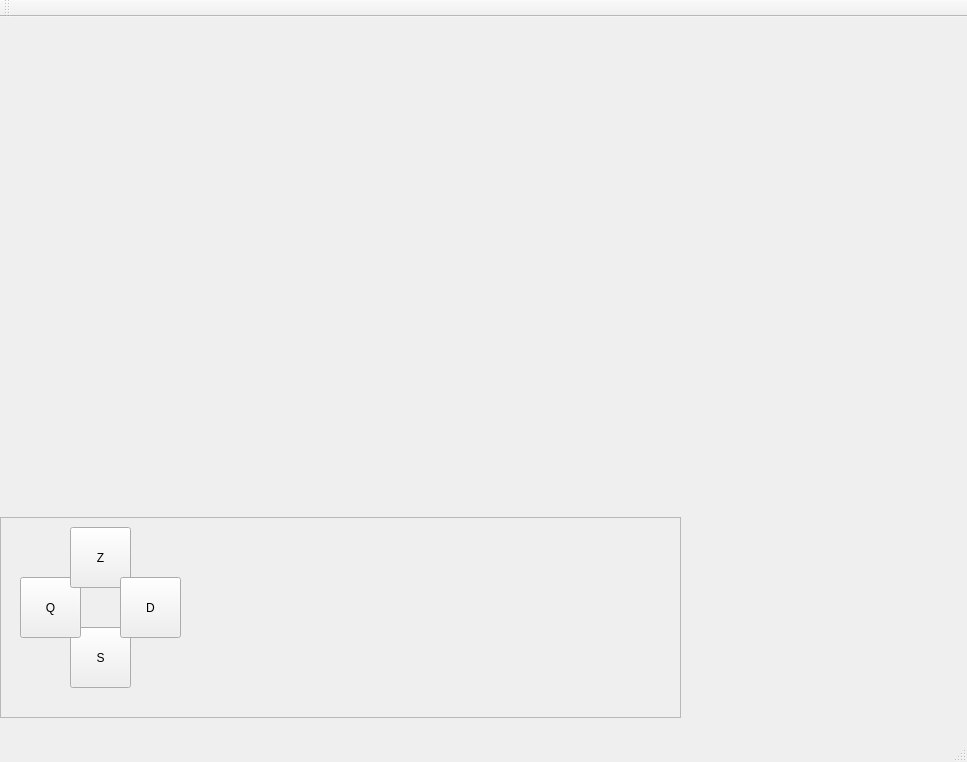
First picture: the form in mainwindow.ui, repository armen953/WifiBot, before the edit.
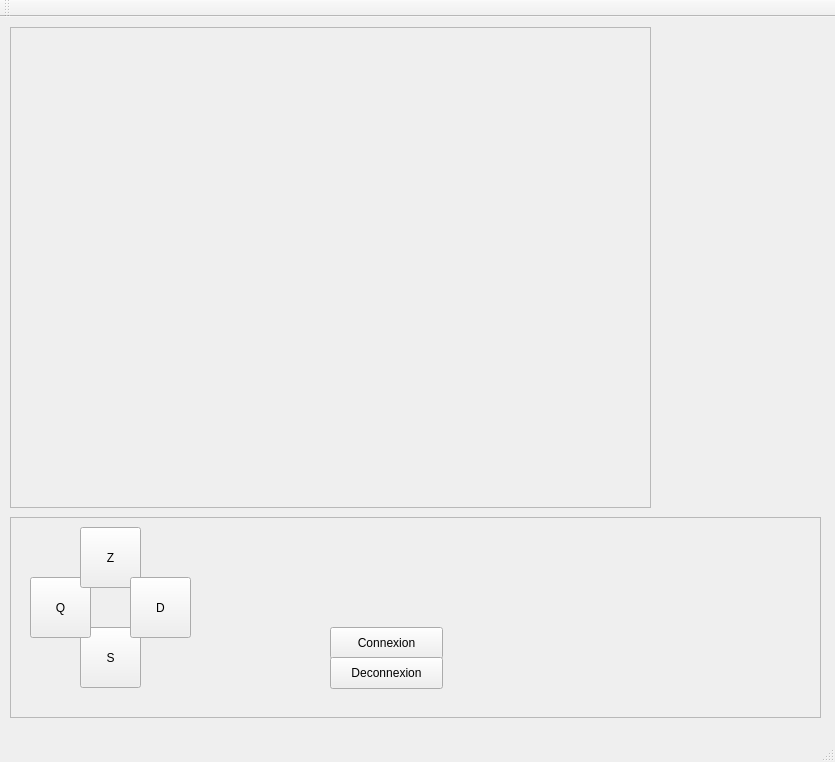
Second picture: the form after the edit.

```diff
--- a/mainwindow.ui
+++ b/mainwindow.ui
@@ -6,7 +6,7 @@
    <rect>
     <x>0</x>
     <y>0</y>
-    <width>967</width>
+    <width>835</width>
     <height>762</height>
    </rect>
   </property>
@@ -17,9 +17,9 @@
    <widget class="QFrame" name="frame">
     <property name="geometry">
      <rect>
-      <x>0</x>
+      <x>10</x>
       <y>500</y>
-      <width>681</width>
+      <width>811</width>
       <height>201</height>
      </rect>
     </property>
@@ -81,6 +81,48 @@
       <string>D</string>
      </property>
     </widget>
+    <widget class="QPushButton" name="btnConnect">
+     <property name="geometry">
+      <rect>
+       <x>320</x>
+       <y>110</y>
+       <width>113</width>
+       <height>32</height>
+      </rect>
+     </property>
+     <property name="text">
+      <string>Connexion</string>
+     </property>
+    </widget>
+    <widget class="QPushButton" name="btnDeconnect">
+     <property name="geometry">
+      <rect>
+       <x>320</x>
+       <y>140</y>
+       <width>113</width>
+       <height>32</height>
+      </rect>
+     </property>
+     <property name="text">
+      <string>Deconnexion</string>
+     </property>
+    </widget>
+   </widget>
+   <widget class="QFrame" name="frame_2">
+    <property name="geometry">
+     <rect>
+      <x>10</x>
+      <y>10</y>
+      <width>641</width>
+      <height>481</height>
+     </rect>
+    </property>
+    <property name="frameShape">
+     <enum>QFrame::StyledPanel</enum>
+    </property>
+    <property name="frameShadow">
+     <enum>QFrame::Raised</enum>
+    </property>
    </widget>
   </widget>
   <widget class="QMenuBar" name="menuBar">
```
Left out of the diff: 2 changed lines with no effect on the pictures.
